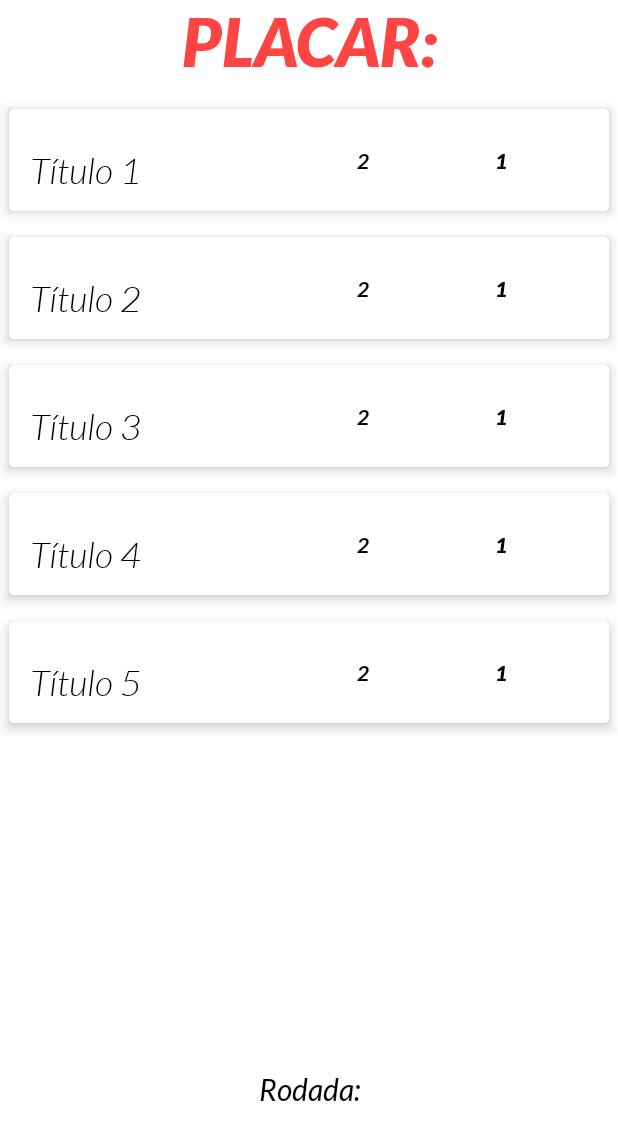
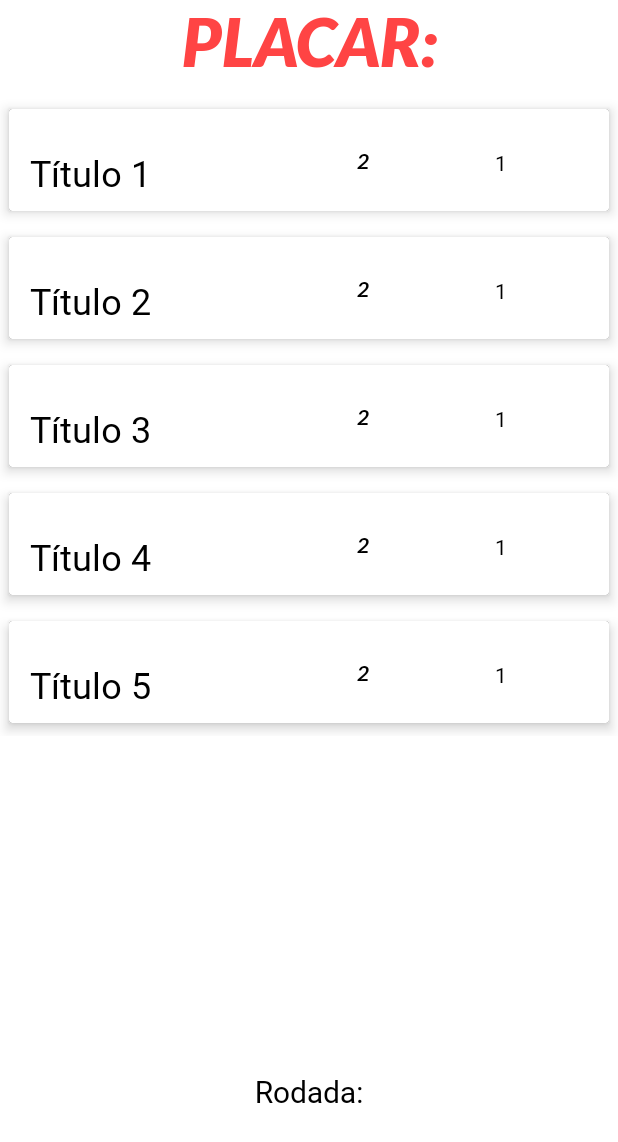
Before and after one commit to AlucardFAS/KingMe-President-Mobile, an Android app: the placar screen opened directly, with no data from a screen before it, on a phone screen of 412 x 824 dp. Shown: the top 1142 px of the screen. Run offline under Robolectric (Android 15) with nearby library versions, the phone set to English and light mode, and no system bars.

Commit message:
fontes
Alterei as fontes

```diff
--- a/app/src/main/res/layout/activity_main.xml
+++ b/app/src/main/res/layout/activity_main.xml
@@ -25,7 +25,7 @@
         android:layout_alignParentBottom="true"
         android:layout_centerHorizontal="true"
         android:layout_marginBottom="216dp"
-        android:fontFamily="@font/latoRegular"
+        android:fontFamily="@font/latoregular"
         android:text="JOGAR"
         android:textSize="30sp" />
 
@@ -36,7 +36,7 @@
         android:layout_alignParentBottom="true"
         android:layout_centerHorizontal="true"
         android:layout_marginBottom="86dp"
-        android:fontFamily="@font/latoRegular"
+        android:fontFamily="@font/latoregular"
         android:text="Regra do Jogo"
         android:textColor="@android:color/black"
         android:textSize="18sp" />
--- a/app/src/main/res/layout/activity_placar.xml
+++ b/app/src/main/res/layout/activity_placar.xml
@@ -13,7 +13,7 @@
         android:layout_width="match_parent"
         android:layout_height="64dp"
         android:background="@android:color/white"
-        android:fontFamily="@font/latoBlackItalic"
+        android:fontFamily="@font/latoblackitalic"
         android:text="PLACAR:"
         android:textAlignment="center"
         android:textColor="@android:color/holo_red_light"
@@ -39,7 +39,7 @@
         android:id="@+id/rodada"
         android:layout_width="match_parent"
         android:layout_height="wrap_content"
-        android:fontFamily="@font/latoItalic"
+        android:fontFamily="@font/latoitalic"
         android:text="Rodada:"
         android:textAlignment="center"
         android:textColor="@android:color/black"
--- a/app/src/main/res/layout/activity_regras.xml
+++ b/app/src/main/res/layout/activity_regras.xml
@@ -22,7 +22,7 @@
             android:layout_alignParentStart="true"
             android:layout_marginStart="141dp"
             android:layout_marginBottom="-37dp"
-            android:fontFamily="@font/latoRegular"
+            android:fontFamily="@font/latoregular"
             android:text="Regras"
             android:textColor="@android:color/black"
             android:textSize="22sp" />
@@ -31,7 +31,7 @@
             android:id="@+id/textView5"
             android:layout_width="match_parent"
             android:layout_height="match_parent"
-            android:fontFamily="@font/latoRegular"
+            android:fontFamily="@font/latoregular"
             android:text="@string/regras"
             android:textColor="@android:color/black"
             android:textSize="20sp" />
--- a/app/src/main/res/layout/activity_sobre.xml
+++ b/app/src/main/res/layout/activity_sobre.xml
@@ -25,7 +25,7 @@
         android:layout_alignParentBottom="true"
         android:layout_centerHorizontal="true"
         android:layout_marginBottom="350dp"
-        android:fontFamily="@font/latoRegular"
+        android:fontFamily="@font/latoregular"
         android:text="Alunos"
         android:textColor="@android:color/black"
         android:textSize="24sp" />
@@ -38,7 +38,7 @@
         android:layout_alignParentBottom="true"
         android:layout_marginStart="113dp"
         android:layout_marginBottom="219dp"
-        android:fontFamily="@font/latoRegular"
+        android:fontFamily="@font/latoregular"
         android:text="•	Danilo Mative\n• Fernando Alves \n• Guilherme Lucioni\n• Victor Trindade "
         android:textColor="@android:color/black"
         android:textSize="24sp" />
--- a/app/src/main/res/layout/card.xml
+++ b/app/src/main/res/layout/card.xml
@@ -19,7 +19,7 @@
             android:layout_height="36dp"
             android:layout_marginStart="8dp"
             android:layout_marginTop="20dp"
-            android:fontFamily="@font/latoLightItalic"
+            android:fontFamily="@font/latolightitalic"
             android:textColor="@android:color/black"
             android:textSize="24sp"
             app:layout_constraintStart_toStartOf="parent"
@@ -31,7 +31,7 @@
             android:layout_height="36dp"
             android:layout_marginTop="20dp"
             android:layout_marginEnd="8dp"
-            android:fontFamily="@font/latoBlackItalic"
+            android:fontFamily="@font/latolightitalic"
             android:textColor="@android:color/black"
             app:layout_constraintEnd_toEndOf="parent"
             app:layout_constraintTop_toTopOf="parent" />
@@ -42,7 +42,7 @@
             android:layout_height="36dp"
             android:layout_marginTop="20dp"
             android:layout_marginEnd="100dp"
-            android:fontFamily="@font/latoBoldItalic"
+            android:fontFamily="@font/latobolditalic"
             android:textColor="@android:color/black"
             app:layout_constraintEnd_toEndOf="parent"
             app:layout_constraintTop_toTopOf="parent" />
--- a/app/src/main/res/values/preloaded_fonts.xml
+++ b/app/src/main/res/values/preloaded_fonts.xml
@@ -1,6 +1,6 @@
 <?xml version="1.0" encoding="utf-8"?>
 <resources>
     <array name="preloaded_fonts" translatable="false">
-        <item>@font/lato</item>
+        <item>@font/latoregular</item>
     </array>
 </resources>
```
Also changed, not shown: app/src/main/res/font/latoblack.ttf (renamed from app/src/main/res/font/latoBlack.ttf), app/src/main/res/font/latoblackitalic.ttf (renamed from app/src/main/res/font/latoBlackItalic.ttf), app/src/main/res/font/latobold.ttf (renamed from app/src/main/res/font/latoBold.ttf), app/src/main/res/font/latobolditalic.ttf (renamed from app/src/main/res/font/latoBoldItalic.ttf), app/src/main/res/font/latolightItalic.ttf (renamed from app/src/main/res/font/latoLightItalic.ttf).
